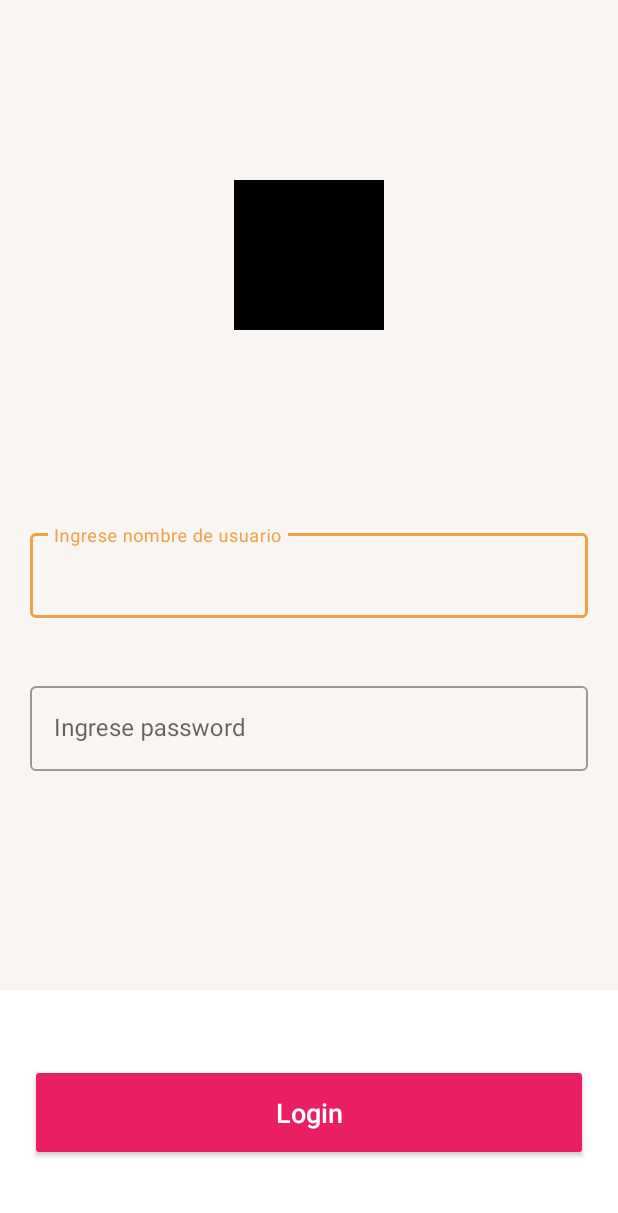
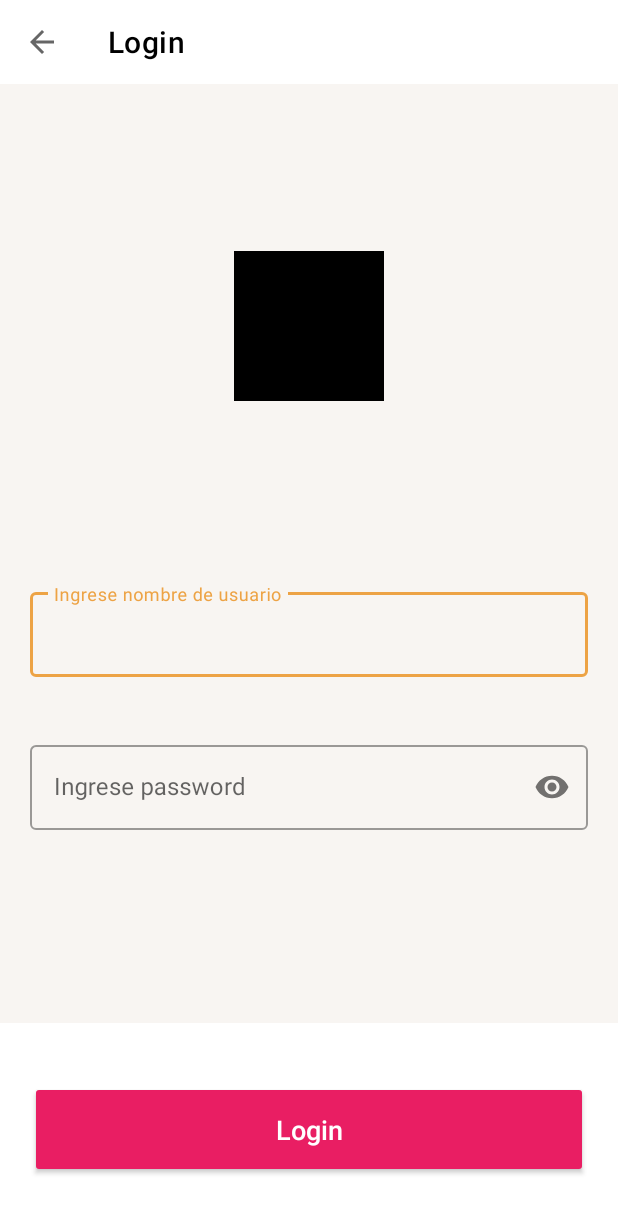
Before and after one commit to CesarBarraza/AppComidas, an Android app: the screen it shows after launch (LoginActivity), after a tap on "Login", on a phone screen of 412 x 824 dp. Shown: the top 1213 px of the screen. Run offline under Robolectric (Android 15) with nearby library versions, the phone set to English and light mode, and no system bars.

Commit message:
refactorización de layout

```diff
--- a/app/src/main/java/com/example/appinfinixsoft/UI/HomeActivity.kt
+++ b/app/src/main/java/com/example/appinfinixsoft/UI/HomeActivity.kt
@@ -5,7 +5,7 @@ import android.os.Bundle
 import android.view.LayoutInflater
 import androidx.appcompat.app.AppCompatActivity
 import androidx.recyclerview.widget.LinearLayoutManager
-import com.example.appinfinixsoft.UI.PlatoDescripcionActivity.Companion.KEY_ID
+import com.example.appinfinixsoft.UI.PlatoDescripcionActivity.Companion.PLATO_KEY_ID
 import com.example.appinfinixsoft.adapters.PlatoHomeAdapter
 import com.example.appinfinixsoft.data.entity.PlatoResponse
 import com.example.appinfinixsoft.data.entity.Result
@@ -71,7 +71,7 @@ class HomeActivity : AppCompatActivity(), PlatoHomeAdapter.onItemClickListener {
     /*Función que envia el id del plato selecciona en la lista*/
     override fun onItemClick(item: Result, position: Int) {
         val intent = Intent(this@HomeActivity, PlatoDescripcionActivity::class.java)
-        intent.putExtra(KEY_ID, item.id)
+        intent.putExtra(PLATO_KEY_ID, item.id)
         startActivity(intent)
     }
 }
--- a/app/src/main/java/com/example/appinfinixsoft/UI/LoginActivity.kt
+++ b/app/src/main/java/com/example/appinfinixsoft/UI/LoginActivity.kt
@@ -38,7 +38,7 @@ class LoginActivity : AppCompatActivity() {
         }
     }
 
-    /*función modal de datos login incorrectos*/
+    /*Mensaje de datos incorrectos*/
     private fun mostrarMensaje(){
         val builder = AlertDialog.Builder(this)
         builder.setTitle("MENSAJE")
--- a/app/src/main/java/com/example/appinfinixsoft/UI/MainActivity.kt
+++ b/app/src/main/java/com/example/appinfinixsoft/UI/MainActivity.kt
@@ -4,6 +4,7 @@ import android.content.Intent
 import android.os.Bundle
 import android.view.LayoutInflater
 import androidx.appcompat.app.AppCompatActivity
+import com.example.appinfinixsoft.data.local.SharedPreferencesManager
 import com.example.appinfinixsoft.databinding.ActivityMainBinding
 
 class MainActivity : AppCompatActivity() {
@@ -15,18 +16,18 @@ class MainActivity : AppCompatActivity() {
         setContentView(binding.root)
 
         /*Checkea si el usuario ya esta logeado*/
-        /*SharedPreferencesManager.getUser(this)?.let {
+        SharedPreferencesManager.getUser(this)?.let {
             val intent = Intent(this@MainActivity, HomeActivity::class.java)
             startActivity(intent)
-        }*/
+        }
 
-        /*Registro de usuario*/
+        /*Navega a la activity Registro de usuario*/
         binding.btnRegistro.setOnClickListener {
             val intent = Intent(this, RegistroActivity::class.java)
             startActivity(intent)
         }
 
-        /*Login usuario*/
+        /*Navega a la activity Login usuario*/
         binding.btnLogin.setOnClickListener {
             val intent = Intent(this, LoginActivity::class.java)
             startActivity(intent)
--- a/app/src/main/java/com/example/appinfinixsoft/UI/PlatoDescripcionActivity.kt
+++ b/app/src/main/java/com/example/appinfinixsoft/UI/PlatoDescripcionActivity.kt
@@ -19,7 +19,7 @@ import retrofit2.Response
 class PlatoDescripcionActivity : AppCompatActivity() {
 
     companion object {
-        const val KEY_ID: String = "infinixSoft.idPlato"
+        const val PLATO_KEY_ID: String = "infinixSoft.idPlato"
     }
 
     private lateinit var binding: ActivityPlatoDescripcionBinding
@@ -38,13 +38,11 @@ class PlatoDescripcionActivity : AppCompatActivity() {
         val id: Bundle? = intent.extras
 
         val call = id?.let {
-            ApiClient.getServiceClient().getPlatoDescripcion(it.getInt(KEY_ID))
+            ApiClient.getServiceClient().getPlatoDescripcion(it.getInt(PLATO_KEY_ID))
         }
-
         val callback =  object :Callback<Recipe>{
             override fun onResponse(call: Call<Recipe>, response: Response<Recipe>) {
                 if(response.isSuccessful){
-
                     response.body()?.let {
                         plato ->
                         val toolbar = binding.toolbarDescripcion.toolbar
--- a/app/src/main/java/com/example/appinfinixsoft/adapters/PlatoAdapter.kt
+++ b/app/src/main/java/com/example/appinfinixsoft/adapters/PlatoAdapter.kt
@@ -57,7 +57,6 @@ class PlatoHomeAdapter(var items: List<Result>, var clickListener:
                 .load(plato.image)
                 .into(binding.ivFoto)
         }
-
     }
 
     interface onItemClickListener {
--- a/app/src/main/java/com/example/appinfinixsoft/network/ApiClient.kt
+++ b/app/src/main/java/com/example/appinfinixsoft/network/ApiClient.kt
@@ -26,9 +26,12 @@ object ApiClient {
     fun getServiceClient() = appInterface
 
     interface AppService {
+
+        /*Obteinen una lista de platos*/
         @GET("complexSearch${API_KEY}")
         fun getPlato() : Call<PlatoResponse>
 
+        /*Obtiene un plato*/
         @GET("${API_BASE_URL}/{id}/information${API_KEY}")
         fun getPlatoDescripcion(@Path("id") id: Int): Call<Recipe>
     }
--- a/app/src/main/res/layout/activity_login.xml
+++ b/app/src/main/res/layout/activity_login.xml
@@ -5,18 +5,15 @@
     android:layout_height="match_parent"
     xmlns:app="http://schemas.android.com/apk/res-auto">
 
-    <include
-        android:id="@+id/toolbarLogin"
-        layout="@layout/toolbar"
-        android:layout_height="wrap_content"
-        android:layout_width="match_parent"
-        app:layout_constraintTop_toTopOf="parent"/>
-
     <LinearLayout
         android:layout_width="match_parent"
         android:layout_height="match_parent"
-        android:orientation="vertical"
-        app:layout_constraintTop_toBottomOf="@+id/toolbarLogin">
+        android:orientation="vertical">
+        <include
+            android:id="@+id/toolbarLogin"
+            layout="@layout/toolbar"
+            android:layout_height="?attr/actionBarSize"
+            android:layout_width="match_parent"/>
         <RelativeLayout
             android:layout_width="match_parent"
             android:layout_height="match_parent"
@@ -57,6 +54,7 @@
                 android:layout_width="match_parent"
                 android:layout_height="wrap_content"
                 android:layout_margin="20sp"
+                app:passwordToggleEnabled="true"
                 android:layout_below="@+id/nombreUsuario">
 
                 <com.google.android.material.textfield.TextInputEditText
--- a/app/src/main/res/layout/activity_plato.xml
+++ b/app/src/main/res/layout/activity_plato.xml
@@ -1,6 +1,5 @@
 <?xml version="1.0" encoding="utf-8"?>
 <LinearLayout xmlns:android="http://schemas.android.com/apk/res/android"
-    xmlns:app="http://schemas.android.com/apk/res-auto"
     android:orientation="vertical"
     android:layout_width="match_parent"
     android:layout_height="match_parent"
--- a/app/src/main/res/layout/activity_plato_descripcion.xml
+++ b/app/src/main/res/layout/activity_plato_descripcion.xml
@@ -65,7 +65,7 @@
            android:layout_height="wrap_content"
            app:layout_constraintTop_toBottomOf="@+id/tvDescripcion"
            app:layout_constraintLeft_toLeftOf="parent"
-           android:drawableLeft="@drawable/estrella_icon"
+           android:drawableStart="@drawable/estrella_icon"
            android:text="5.0"
            android:gravity="center"
            android:textSize="12sp"/>
@@ -77,7 +77,7 @@
            app:layout_constraintLeft_toRightOf="@+id/tvEstrella"
            app:layout_constraintTop_toBottomOf="@id/tvDescripcion"
            android:layout_marginLeft="15sp"
-           android:drawableLeft="@drawable/tilde_icon"
+           android:drawableStart="@drawable/tilde_icon"
            android:textSize="12sp"
            android:gravity="center"/>
 
```
Also changed, not shown: app/src/main/java/com/example/appinfinixsoft/UI/RegistroActivity.kt (+13 -4 lines), app/src/main/res/layout/activity_home.xml (+7 -10 lines), app/src/main/res/layout/activity_main.xml (+2 -5 lines), app/src/main/res/layout/plato_home.xml (+4 -6 lines).
